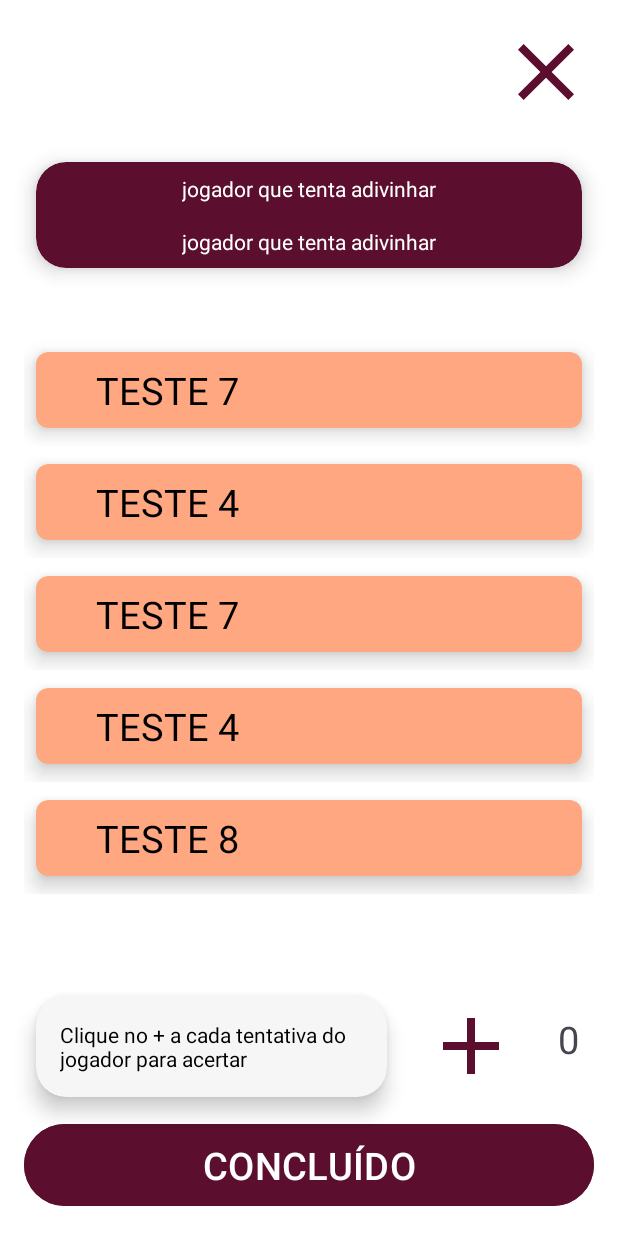
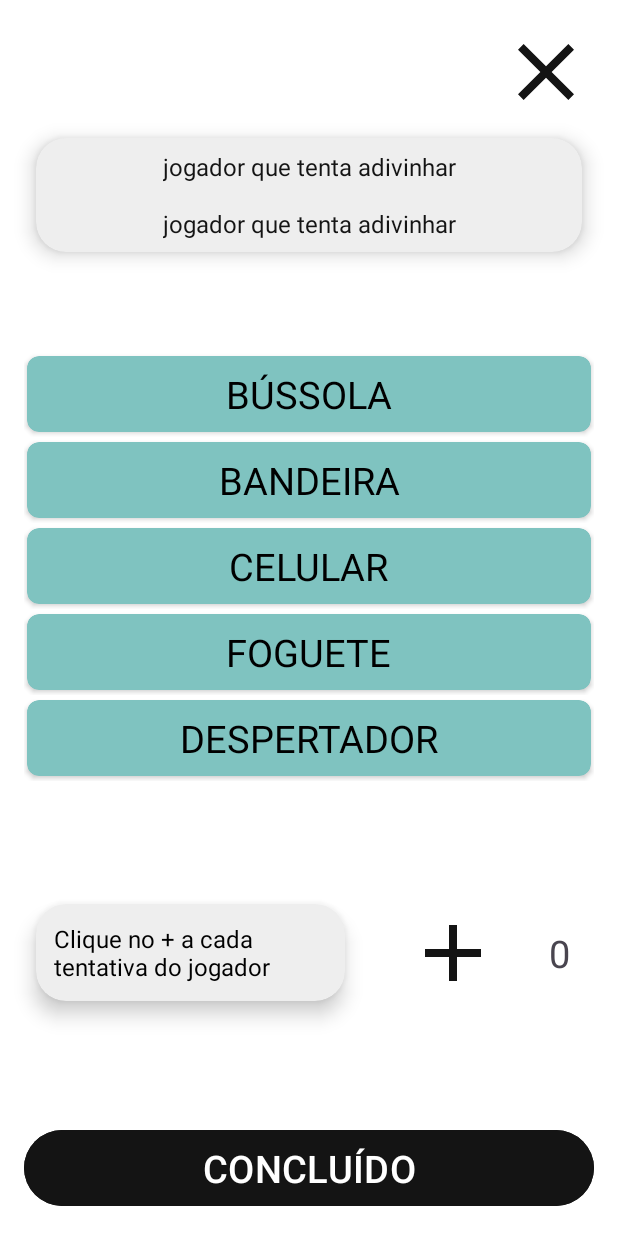
Before and after one commit to erickresend/descubra-a-palavra, an Android app: the GameActivity screen opened directly, with no data from a screen before it, on a phone screen of 412 x 824 dp. Run offline under Robolectric (Android 15) with nearby library versions, the phone set to English and light mode, and no system bars; our stand-ins replace Room's generated code; 3 statements that could not run were skipped.

Commit message:
Algumas mudanças no layout e adicionei algumas palavras

```diff
--- a/app/src/main/java/com/erickresend/descubra_a_palavra/data/datasource/DataSourceWords.kt
+++ b/app/src/main/java/com/erickresend/descubra_a_palavra/data/datasource/DataSourceWords.kt
@@ -6,15 +6,152 @@ class DataSourceWords {
         fun createDataSetWords(): ArrayList<String> {
 
             val list = ArrayList<String>()
-            list.add("Teste 1")
-            list.add("Teste 2")
-            list.add("Teste 3")
-            list.add("Teste 4")
-            list.add("Teste 5")
-            list.add("Teste 6")
-            list.add("Teste 7")
-            list.add("Teste 8")
-            list.add("Teste 9")
+
+            // OBJETOS
+            list.add("abajur")
+            list.add("agulha")
+            list.add("algema")
+            list.add("alicate")
+            list.add("almofada")
+            list.add("âncora")
+            list.add("anel")
+            list.add("antena")
+            list.add("apito")
+            list.add("anzol")
+            list.add("apontador")
+            list.add("arco")
+            list.add("armadura")
+            list.add("balança")
+            list.add("balde")
+            list.add("bandeira")
+            list.add("bengala")
+            list.add("berço")
+            list.add("bicicleta")
+            list.add("binóculo")
+            list.add("bola")
+            list.add("boneca")
+            list.add("borracha")
+            list.add("brinco")
+            list.add("bússola")
+            list.add("cabide")
+            list.add("cadeado")
+            list.add("cadeira")
+            list.add("caderno")
+            list.add("cajado")
+            list.add("calculadora")
+            list.add("campainha")
+            list.add("caneta")
+            list.add("capa")
+            list.add("capacete")
+            list.add("cassetete")
+            list.add("celular")
+            list.add("chicote")
+            list.add("chinelo")
+            list.add("chupeta")
+            list.add("cinzeiro")
+            list.add("colchão")
+            list.add("colher")
+            list.add("computador")
+            list.add("copo")
+            list.add("dado")
+            list.add("dentadura")
+            list.add("desodorante")
+            list.add("despertador")
+            list.add("detergente")
+            list.add("diamante")
+            list.add("dicionário")
+            list.add("envelope")
+            list.add("escada")
+            list.add("escudo")
+            list.add("esmalte")
+            list.add("espada")
+            list.add("espelho")
+            list.add("faca")
+            list.add("flauta")
+            list.add("flecha")
+            list.add("fogão")
+            list.add("foguete")
+            list.add("folha")
+            list.add("furadeira")
+            list.add("gaiola")
+            list.add("garfo")
+            list.add("garrafa")
+            list.add("gaveta")
+            list.add("geladeira")
+            list.add("grampeador")
+            list.add("gravata")
+            list.add("guarda-chuva")
+            list.add("guitarra")
+            list.add("helicóptero")
+            list.add("ímã")
+            list.add("impressora")
+            list.add("ingresso")
+            list.add("isqueiro")
+            list.add("janela")
+            list.add("jornal")
+            list.add("ketchup")
+            list.add("lâmpada")
+            list.add("lanterna")
+            list.add("lápis")
+            list.add("liquidificador")
+            list.add("livro")
+            list.add("lixeira")
+            list.add("luva")
+            list.add("mamadeira")
+            list.add("manequim")
+            list.add("martelo")
+            list.add("máscara")
+            list.add("medalha")
+            list.add("microfone")
+            list.add("microscópio")
+            list.add("mochila")
+            list.add("notebook")
+            list.add("óculos")
+            list.add("panela")
+            list.add("papel")
+            list.add("parafuso")
+            list.add("paraquedas")
+            list.add("peruca")
+            list.add("piano")
+            list.add("peteca")
+            list.add("piercing")
+            list.add("pincel")
+            list.add("placa")
+            list.add("prato")
+            list.add("pulseira")
+            list.add("quebra-cabeça")
+            list.add("rádio")
+            list.add("ratoeira")
+            list.add("relógio")
+            list.add("retrovisor")
+            list.add("revista")
+            list.add("rodo")
+            list.add("rolha")
+            list.add("sabão")
+            list.add("sabonete")
+            list.add("sacola")
+            list.add("saia")
+            list.add("taça")
+            list.add("tapete")
+            list.add("teclado")
+            list.add("televisão")
+            list.add("tesoura")
+            list.add("tijolo")
+            list.add("torneira")
+            list.add("travesseiro")
+            list.add("troféu")
+            list.add("uniforme")
+            list.add("vassoura")
+            list.add("vestido")
+            list.add("violão")
+            list.add("volante")
+            list.add("xadrez")
+            list.add("zíper")
+
+
+
+
+
 
 
             return list
--- a/app/src/main/java/com/erickresend/descubra_a_palavra/ui/views/ScoreActivity.kt
+++ b/app/src/main/java/com/erickresend/descubra_a_palavra/ui/views/ScoreActivity.kt
@@ -77,7 +77,7 @@ class ScoreActivity : AppCompatActivity(), ScoreAdapter.OnItemClick {
                 }
             }
 
-            binding.textResult.text = "${playerWinner.name1} e ${playerWinner.name2} ganharam em apenas ${playerWinner.score1 + playerWinner.score2} tentativas"
+            binding.textResult.text = "${playerWinner.name1} e ${playerWinner.name2} ganharam com apenas ${playerWinner.score1 + playerWinner.score2} tentativas"
         }
     }
 }
--- a/app/src/main/res/layout/activity_game.xml
+++ b/app/src/main/res/layout/activity_game.xml
@@ -22,16 +22,16 @@
         android:id="@+id/card_players_information"
         android:layout_width="0dp"
         android:layout_height="wrap_content"
-        android:layout_margin="16dp"
-        android:backgroundTint="@color/secondary"
+        android:layout_marginHorizontal="16dp"
+        android:layout_marginBottom="16dp"
+        android:backgroundTint="@color/background_instructions"
         app:cardCornerRadius="20dp"
         app:cardElevation="8dp"
-        app:layout_constraintTop_toBottomOf="@id/btn_close"
+        app:cardPreventCornerOverlap="false"
+        app:cardUseCompatPadding="true"
+        app:layout_constraintEnd_toEndOf="parent"
         app:layout_constraintStart_toStartOf="parent"
-        app:layout_constraintEnd_toEndOf="parent"
-        app:layout_constraintBottom_toTopOf="@id/recyclerview_words"
-        app:cardPreventCornerOverlap="false"
-        app:cardUseCompatPadding="true">
+        app:layout_constraintTop_toBottomOf="@id/btn_close">
 
         <androidx.constraintlayout.widget.ConstraintLayout
             android:layout_width="match_parent"
@@ -40,10 +40,12 @@
             <TextView
                 android:id="@+id/text_player1"
                 android:layout_width="wrap_content"
+                android:layout_height="wrap_content"
                 android:padding="8dp"
-                android:layout_height="wrap_content"
-                android:textColor="@color/white"
                 android:text="jogador que tenta adivinhar"
+                android:textAlignment="center"
+                android:textColor="@color/secondary"
+                android:textSize="16sp"
                 app:layout_constraintEnd_toEndOf="parent"
                 app:layout_constraintStart_toStartOf="parent"
                 app:layout_constraintTop_toTopOf="parent" />
@@ -52,9 +54,11 @@
                 android:id="@+id/text_player2"
                 android:layout_width="wrap_content"
                 android:layout_height="wrap_content"
-                android:textColor="@color/white"
                 android:padding="8dp"
                 android:text="jogador que tenta adivinhar"
+                android:textAlignment="center"
+                android:textColor="@color/secondary"
+                android:textSize="16sp"
                 app:layout_constraintEnd_toEndOf="parent"
                 app:layout_constraintStart_toStartOf="parent"
                 app:layout_constraintTop_toBottomOf="@id/text_player1" />
@@ -64,33 +68,33 @@
     </androidx.cardview.widget.CardView>
 
 
-
     <androidx.recyclerview.widget.RecyclerView
         android:id="@+id/recyclerview_words"
         android:layout_width="0dp"
-        android:layout_height="0dp"
-        android:layout_margin="16dp"
+        android:layout_height="wrap_content"
+        android:layout_marginHorizontal="16dp"
         app:layoutManager="androidx.recyclerview.widget.LinearLayoutManager"
-        app:layout_constraintBottom_toTopOf="@id/btn_counter"
+        app:layout_constraintBottom_toTopOf="@id/card_instructions"
         app:layout_constraintEnd_toEndOf="parent"
         app:layout_constraintStart_toStartOf="parent"
         app:layout_constraintTop_toBottomOf="@+id/card_players_information"
+        tools:itemCount="5"
         tools:listitem="@layout/res_words" />
 
     <androidx.cardview.widget.CardView
-        android:id="@+id/btn_soft_mode"
+        android:id="@+id/card_instructions"
         android:layout_width="0dp"
         android:layout_height="wrap_content"
         android:layout_margin="16dp"
         android:backgroundTint="@color/background_instructions"
         app:cardCornerRadius="20dp"
         app:cardElevation="8dp"
+        app:cardPreventCornerOverlap="false"
+        app:cardUseCompatPadding="true"
+        app:layout_constraintBottom_toTopOf="@id/btn_concluded"
+        app:layout_constraintEnd_toStartOf="@id/btn_counter"
         app:layout_constraintStart_toStartOf="parent"
-        app:layout_constraintEnd_toStartOf="@id/btn_counter"
-        app:layout_constraintBottom_toTopOf="@id/btn_concluded"
-        app:layout_constraintTop_toBottomOf="@id/recyclerview_words"
-        app:cardPreventCornerOverlap="false"
-        app:cardUseCompatPadding="true">
+        app:layout_constraintTop_toBottomOf="@id/recyclerview_words">
 
         <androidx.constraintlayout.widget.ConstraintLayout
             android:layout_width="match_parent"
@@ -98,10 +102,11 @@
 
             <TextView
                 android:layout_width="0dp"
-                android:padding="16dp"
                 android:layout_height="wrap_content"
+                android:padding="12dp"
+                android:textSize="16sp"
+                android:text="Clique no + a cada tentativa do jogador"
                 android:textColor="@color/black"
-                android:text="Clique no + a cada tentativa do jogador para acertar"
                 app:layout_constraintBottom_toBottomOf="parent"
                 app:layout_constraintEnd_toEndOf="parent"
                 app:layout_constraintStart_toStartOf="parent"
@@ -119,28 +124,33 @@
         android:layout_margin="16dp"
         android:background="@color/white"
         android:src="@drawable/img_add"
-        app:layout_constraintBottom_toTopOf="@id/btn_concluded"
-        app:layout_constraintEnd_toStartOf="@+id/text_counter" />
+        app:layout_constraintBottom_toBottomOf="@id/card_instructions"
+        app:layout_constraintEnd_toStartOf="@id/text_counter"
+        app:layout_constraintStart_toEndOf="@id/card_instructions"
+        app:layout_constraintTop_toTopOf="@id/card_instructions" />
 
     <TextView
         android:id="@+id/text_counter"
         android:layout_width="wrap_content"
         android:layout_height="wrap_content"
         android:layout_margin="16dp"
-        android:padding="10dp"
+        android:paddingEnd="16dp"
         android:text="0"
         android:textSize="25sp"
+        app:layout_constraintBottom_toBottomOf="@id/card_instructions"
         app:layout_constraintEnd_toEndOf="parent"
-        app:layout_constraintTop_toBottomOf="@id/recyclerview_words" />
+        app:layout_constraintStart_toEndOf="@id/btn_counter"
+        app:layout_constraintTop_toTopOf="@id/card_instructions" />
 
     <Button
         android:id="@+id/btn_concluded"
         android:layout_width="0dp"
         android:layout_height="wrap_content"
-        android:layout_margin="16dp"
+        android:layout_marginHorizontal="16dp"
+        android:layout_marginBottom="16dp"
         android:backgroundTint="@color/secondary"
         android:elevation="8dp"
-        android:padding="10dp"
+        android:padding="8dp"
         android:text="concluído"
         android:textAllCaps="true"
         android:textSize="25sp"
--- a/app/src/main/res/layout/res_words.xml
+++ b/app/src/main/res/layout/res_words.xml
@@ -10,7 +10,6 @@
         android:layout_height="wrap_content"
         android:backgroundTint="@color/primary"
         app:cardCornerRadius="8dp"
-        app:cardElevation="8dp"
         app:cardPreventCornerOverlap="false"
         app:cardUseCompatPadding="true"
         app:layout_constraintEnd_toEndOf="parent"
@@ -25,12 +24,12 @@
                 android:id="@+id/text_word"
                 android:layout_width="wrap_content"
                 android:layout_height="wrap_content"
-                android:layout_marginStart="32dp"
                 android:padding="8dp"
                 android:text="palavra 1"
                 android:textAllCaps="true"
                 android:textColor="@color/black"
                 android:textSize="25sp"
+                app:layout_constraintEnd_toEndOf="parent"
                 app:layout_constraintStart_toStartOf="parent"
                 app:layout_constraintTop_toTopOf="parent" />
 
--- a/app/src/main/res/values/colors.xml
+++ b/app/src/main/res/values/colors.xml
@@ -3,8 +3,8 @@
     <color name="black">#FF000000</color>
     <color name="white">#FFFFFFFF</color>
     <color name="gray">#bbbbbb</color>
-    <color name="primary">#ffa781</color>
-    <color name="background_instructions">#f6f6f6</color>
+    <color name="primary">#7fc3c0</color>
+    <color name="background_instructions">#eeeeee</color>
     <color name="background">#FFFFFFFF</color>
-    <color name="secondary">#5b0e2d</color>
+    <color name="secondary">#141414</color>
 </resources>
```
Also changed, not shown: app/src/main/java/com/erickresend/descubra_a_palavra/ui/views/GameActivity.kt (+8 -8 lines), app/src/main/res/drawable/img_android_happy.xml (added, +27 -0 lines), app/src/main/res/drawable/img_android_love.xml (added, +27 -0 lines), app/src/main/res/drawable/img_android_x.xml (added, +22 -0 lines), app/src/main/res/layout/activity_edit_player.xml (+9 -0 lines), app/src/main/res/layout/activity_new_player.xml (+9 -0 lines), app/src/main/res/layout/activity_players.xml (+46 -10 lines), app/src/main/res/layout/activity_score.xml (+19 -8 lines), app/src/main/res/layout/res_players.xml (+8 -7 lines), app/src/main/res/layout/res_score.xml (+14 -13 lines), app/src/main/res/values/strings.xml (+11 -4 lines).
